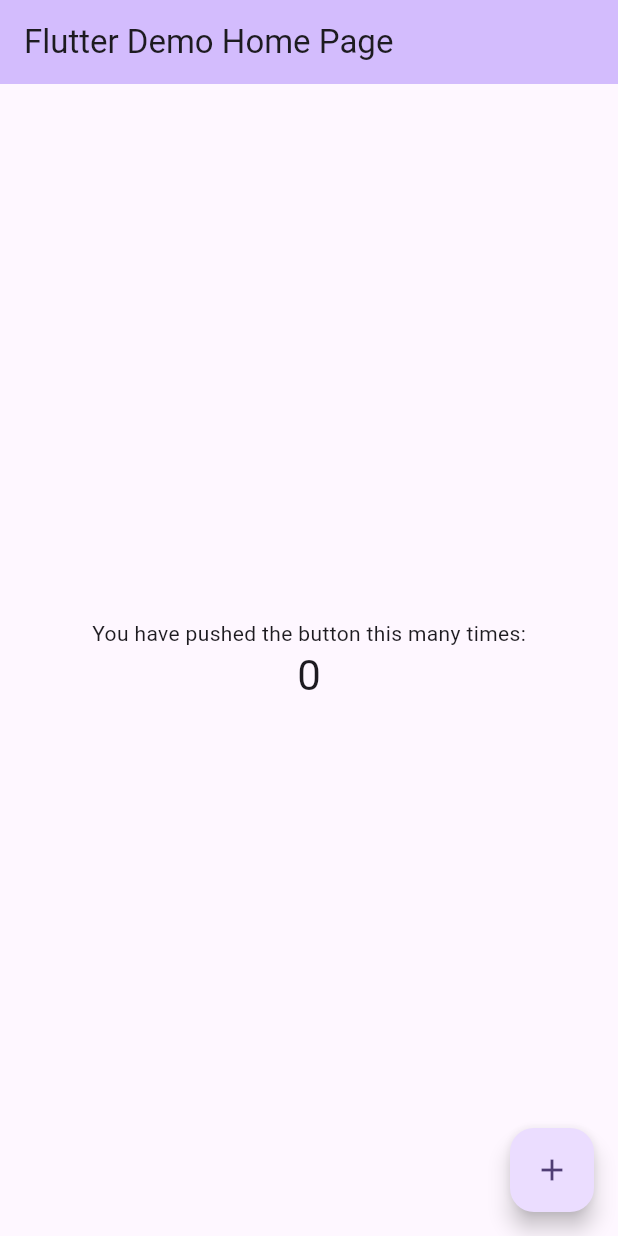
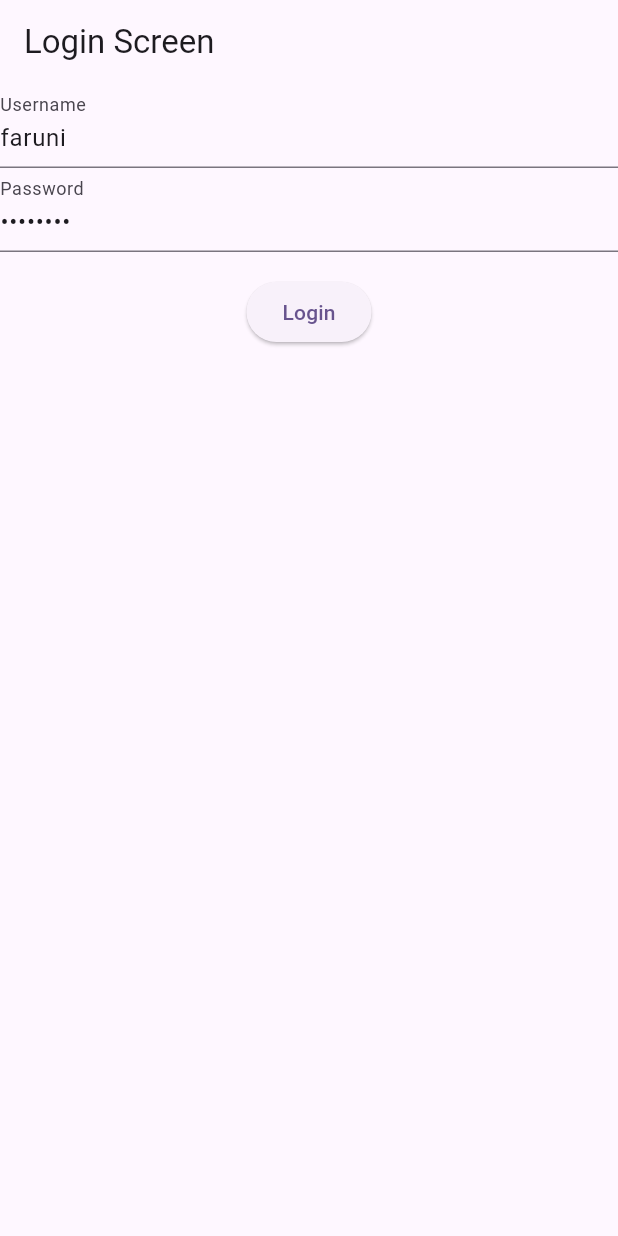
Before and after one commit to fauni/telchi_picking_app, a Flutter app: the screen it shows after launch, on a phone screen of 412 x 824 dp. Run offline on Flutter 3.47's test engine with Material 3 defaults, Android fonts, the phone set to English and light mode, and no system bars; our stand-ins replace equatable, flutter_bloc, flutter_dotenv, go_router.

Commit message:
Implementación de flutter bloc, environment, go_router y login screen

```diff
--- /dev/null
+++ b/lib/bloc/auth_bloc/auth_bloc.dart
@@ -0,0 +1,28 @@
+
+import 'package:flutter_bloc/flutter_bloc.dart';
+import 'package:picking_app/bloc/bloc.dart';
+import 'package:picking_app/models/api_response_model.dart';
+import 'package:picking_app/models/auth/resultado_login_model.dart';
+import 'package:picking_app/repository/auth_repository.dart';
+
+class AuthBloc extends Bloc<AuthEvent, AuthState>{
+    final AuthRepository authRepository;
+
+    AuthBloc(this.authRepository) : super(AuthInitial()) {
+        on<LoginRequested>(_onLoginRequested);
+    }
+
+    Future<void> _onLoginRequested(LoginRequested event, Emitter<AuthState> emit) async {
+        emit(AuthLoading());
+        try {
+            final ApiResponse<ResultadoLogin> response = await authRepository.login(event.data);
+            if(response.isSuccessful && response.resultado != null){
+                emit(AuthSuccess(response));
+            }else {
+                emit(AuthFailure(response.errorMessages?.first ?? "An unknow error ocurred"));
+            }
+        } catch (e){
+            emit(AuthFailure(e.toString()));
+        }
+    }
+}
--- /dev/null
+++ b/lib/bloc/auth_bloc/auth_event.dart
@@ -0,0 +1,16 @@
+import 'package:equatable/equatable.dart';
+import 'package:picking_app/models/auth/login_model.dart';
+
+abstract class AuthEvent extends Equatable {
+  @override
+  List<Object> get props => [];
+}
+
+class LoginRequested extends AuthEvent {
+  final Login data;
+
+  LoginRequested({required this.data});
+
+  @override
+  List<Object> get props => [data];
+}
--- /dev/null
+++ b/lib/bloc/auth_bloc/auth_state.dart
@@ -0,0 +1,29 @@
+import 'package:equatable/equatable.dart';
+import 'package:picking_app/models/api_response_model.dart';
+import 'package:picking_app/models/auth/resultado_login_model.dart';
+
+abstract class AuthState extends Equatable {
+  @override
+  List<Object> get props => [];
+}
+
+class AuthInitial extends AuthState {}
+class AuthLoading extends AuthState {}
+
+class AuthSuccess extends AuthState {
+  final ApiResponse<ResultadoLogin> response;
+
+  AuthSuccess(this.response);
+
+  @override
+  List<Object> get props=> [response];
+}
+
+class AuthFailure extends AuthState {
+  final String message;
+
+  AuthFailure(this.message);
+
+  @override
+  List<Object> get props=> [message];
+}
--- /dev/null
+++ b/lib/bloc/bloc.dart
@@ -0,0 +1,3 @@
+export 'package:picking_app/bloc/auth_bloc/auth_bloc.dart';
+export 'package:picking_app/bloc/auth_bloc/auth_event.dart';
+export 'package:picking_app/bloc/auth_bloc/auth_state.dart';
--- /dev/null
+++ b/lib/bloc/common_bloc.dart
@@ -0,0 +1,38 @@
+
+import 'package:flutter_bloc/flutter_bloc.dart';
+import 'package:picking_app/bloc/bloc.dart';
+import 'package:picking_app/repository/auth_repository.dart';
+
+class CommonBloc {
+  // Instancia singleton de CommonBloc
+  static final CommonBloc _instance = CommonBloc._internal();
+
+  // Constructor de fábrica para devolver la instancia singleton
+  factory CommonBloc(){
+    return _instance;
+  }
+
+  // Constructor privado
+  CommonBloc._internal();
+
+  // Instancia del AuthBloc
+  late final AuthBloc authBloc;
+
+  // Métdo de inicialilzación para pasar el AuthRepository, para mayor flexibilidad
+  void init(AuthRepository authRepository){
+    authBloc = AuthBloc(authRepository);
+  }
+
+  // Lista de BlocProviders para proveer a toda la aplicación
+  List<BlocProvider> get blocProviders => [
+    BlocProvider<AuthBloc>(
+      create: (context) => authBloc
+    )
+  ];
+
+  // Método para cerrar el bloc cuando no se necesite más
+  void dispose(){
+    authBloc.close();
+  }
+
+}
--- /dev/null
+++ b/lib/config/router/app_router.dart
@@ -0,0 +1,17 @@
+import 'package:go_router/go_router.dart';
+import 'package:picking_app/ui/auth/login_screen.dart';
+import 'package:picking_app/ui/main/home_screen.dart';
+
+final appRouter = GoRouter(
+  initialLocation: '/Login',
+  routes: [
+    GoRoute(
+      path: '/',
+      builder: (context, state) => const HomeScreen(),
+    ),
+    GoRoute(
+      path: '/Login',
+      builder: (context, state) => const LoginScreen(),
+    )
+  ]
+);
--- a/lib/main.dart
+++ b/lib/main.dart
@@ -1,125 +1,39 @@
 import 'package:flutter/material.dart';
+import 'package:flutter_bloc/flutter_bloc.dart';
+import 'package:flutter_dotenv/flutter_dotenv.dart';
+import 'package:picking_app/bloc/common_bloc.dart';
+import 'package:picking_app/config/router/app_router.dart';
+import 'package:picking_app/repository/auth_repository.dart';
 
-void main() {
-  runApp(const MyApp());
+Future<void> main() async {
+  WidgetsFlutterBinding.ensureInitialized();
+  await dotenv.load(fileName: ".env");
+
+  final authRepository = AuthRepository();
+  final commonBloc = CommonBloc();
+  commonBloc.init(authRepository);
+
+  runApp(MyApp(commonBloc: commonBloc));
 }
 
 class MyApp extends StatelessWidget {
-  const MyApp({super.key});
+  final CommonBloc commonBloc;
 
-  // This widget is the root of your application.
+  const MyApp({super.key, required this.commonBloc});
+
   @override
   Widget build(BuildContext context) {
-    return MaterialApp(
-      title: 'Flutter Demo',
-      theme: ThemeData(
-        // This is the theme of your application.
-        //
-        // TRY THIS: Try running your application with "flutter run". You'll see
-        // the application has a purple toolbar. Then, without quitting the app,
-        // try changing the seedColor in the colorScheme below to Colors.green
-        // and then invoke "hot reload" (save your changes or press the "hot
-        // reload" button in a Flutter-supported IDE, or press "r" if you used
-        // the command line to start the app).
-        //
-        // Notice that the counter didn't reset back to zero; the application
-        // state is not lost during the reload. To reset the state, use hot
-        // restart instead.
-        //
-        // This works for code too, not just values: Most code changes can be
-        // tested with just a hot reload.
-        colorScheme: ColorScheme.fromSeed(seedColor: Colors.deepPurple),
-        useMaterial3: true,
+    return MultiBlocProvider(
+      providers: commonBloc.blocProviders,
+      child: MaterialApp.router(
+        title: 'Picking Facil',
+        debugShowCheckedModeBanner: false,
+        routerConfig: appRouter,
+        theme: ThemeData(
+          colorScheme: ColorScheme.fromSeed(seedColor: Colors.deepPurple),
+          useMaterial3: true,
+        )
       ),
-      home: const MyHomePage(title: 'Flutter Demo Home Page'),
     );
   }
 }
-
-class MyHomePage extends StatefulWidget {
-  const MyHomePage({super.key, required this.title});
-
-  // This widget is the home page of your application. It is stateful, meaning
-  // that it has a State object (defined below) that contains fields that affect
-  // how it looks.
-
-  // This class is the configuration for the state. It holds the values (in this
-  // case the title) provided by the parent (in this case the App widget) and
-  // used by the build method of the State. Fields in a Widget subclass are
-  // always marked "final".
-
-  final String title;
-
-  @override
-  State<MyHomePage> createState() => _MyHomePageState();
-}
-
-class _MyHomePageState extends State<MyHomePage> {
-  int _counter = 0;
-
-  void _incrementCounter() {
-    setState(() {
-      // This call to setState tells the Flutter framework that something has
-      // changed in this State, which causes it to rerun the build method below
-      // so that the display can reflect the updated values. If we changed
-      // _counter without calling setState(), then the build method would not be
-      // called again, and so nothing would appear to happen.
-      _counter++;
-    });
-  }
-
-  @override
-  Widget build(BuildContext context) {
-    // This method is rerun every time setState is called, for instance as done
-    // by the _incrementCounter method above.
-    //
-    // The Flutter framework has been optimized to make rerunning build methods
-    // fast, so that you can just rebuild anything that needs updating rather
-    // than having to individually change instances of widgets.
-    return Scaffold(
-      appBar: AppBar(
-        // TRY THIS: Try changing the color here to a specific color (to
-        // Colors.amber, perhaps?) and trigger a hot reload to see the AppBar
-        // change color while the other colors stay the same.
-        backgroundColor: Theme.of(context).colorScheme.inversePrimary,
-        // Here we take the value from the MyHomePage object that was created by
-        // the App.build method, and use it to set our appbar title.
-        title: Text(widget.title),
-      ),
-      body: Center(
-        // Center is a layout widget. It takes a single child and positions it
-        // in the middle of the parent.
-        child: Column(
-          // Column is also a layout widget. It takes a list of children and
-          // arranges them vertically. By default, it sizes itself to fit its
-          // children horizontally, and tries to be as tall as its parent.
-          //
-          // Column has various properties to control how it sizes itself and
-          // how it positions its children. Here we use mainAxisAlignment to
-          // center the children vertically; the main axis here is the vertical
-          // axis because Columns are vertical (the cross axis would be
-          // horizontal).
-          //
-          // TRY THIS: Invoke "debug painting" (choose the "Toggle Debug Paint"
-          // action in the IDE, or press "p" in the console), to see the
-          // wireframe for each widget.
-          mainAxisAlignment: MainAxisAlignment.center,
-          children: <Widget>[
-            const Text(
-              'You have pushed the button this many times:',
-            ),
-            Text(
-              '$_counter',
-              style: Theme.of(context).textTheme.headlineMedium,
-            ),
-          ],
-        ),
-      ),
-      floatingActionButton: FloatingActionButton(
-        onPressed: _incrementCounter,
-        tooltip: 'Increment',
-        child: const Icon(Icons.add),
-      ), // This trailing comma makes auto-formatting nicer for build methods.
-    );
-  }
-}
--- /dev/null
+++ b/lib/models/api_response_model.dart
@@ -0,0 +1,30 @@
+class ApiResponse<T> {
+  final int statusCode;
+  final bool isSuccessful;
+  final List<String>? errorMessages;
+  final T? resultado;
+
+  ApiResponse({
+    required this.statusCode,
+    required this.isSuccessful,
+    this.errorMessages,
+    this.resultado
+  });
+
+  factory ApiResponse.fromJson(Map<String, dynamic> json, T Function(Map<String, dynamic>) createResultado) {
+    return ApiResponse<T>(
+      statusCode: json["statusCode"],
+      isSuccessful: json["isSuccessful"],
+      errorMessages: json["errorMessages"] != null ? List<String>.from(json['errorMessages']) : null,
+      resultado: json["resultado"] == null ? null : createResultado(json["resultado"]),
+    );
+  }
+
+  // Map<String, dynamic> toJson() => {
+  //   "statusCode": statusCode,
+  //   "isSuccessful": isSuccessful,
+  //   "errorMessages": errorMessages,
+  //   "resultado": resultado?.toJson(),
+  // };
+
+}
--- /dev/null
+++ b/lib/models/auth/login_model.dart
@@ -0,0 +1,29 @@
+// To parse this JSON data, do
+//
+//     final user = userFromJson(jsonString);
+
+import 'dart:convert';
+
+Login loginFromJson(String str) => Login.fromJson(json.decode(str));
+
+String loginToJson(Login data) => json.encode(data.toJson());
+
+class Login {
+    String? username;
+    String? password;
+
+    Login({
+        this.username,
+        this.password
+    });
+
+    factory Login.fromJson(Map<String, dynamic> json) => Login(
+        username: json["username"],
+        password: json["password"]
+    );
+
+    Map<String, dynamic> toJson() => {
+        "username": username,
+        "password": password
+    };
+}
--- /dev/null
+++ b/lib/models/auth/resultado_login_model.dart
@@ -0,0 +1,42 @@
+import 'package:picking_app/models/auth/usuario_model.dart';
+
+class ResultadoLogin {
+  final String? token;
+  final Usuario? usuario;
+  final String? sapSessionId;
+  final int? sapSessionTimeout;
+
+  ResultadoLogin({
+      this.token,
+      this.usuario,
+      this.sapSessionId,
+      this.sapSessionTimeout,
+  });
+
+  ResultadoLogin copyWith({
+    String? token,
+    Usuario? usuario,
+    String? sapSessionId,
+    int? sapSessionTimeout,
+  }) =>
+  ResultadoLogin(
+    token: token ?? this.token,
+    usuario: usuario ?? this.usuario,
+    sapSessionId: sapSessionId ?? this.sapSessionId,
+    sapSessionTimeout: sapSessionTimeout ?? this.sapSessionTimeout,
+  );
+
+  factory ResultadoLogin.fromJson(Map<String, dynamic> json) => ResultadoLogin(
+    token: json["token"],
+    usuario: json["usuario"] == null ? null : Usuario.fromJson(json["usuario"]),
+    sapSessionId: json["sapSessionId"],
+    sapSessionTimeout: json["sapSessionTimeout"],
+  );
+
+  Map<String, dynamic> toJson() => {
+    "token": token,
+    "usuario": usuario?.toJson(),
+    "sapSessionId": sapSessionId,
+    "sapSessionTimeout": sapSessionTimeout,
+  };
+}
--- /dev/null
+++ b/lib/ui/auth/login_screen.dart
@@ -0,0 +1,70 @@
+import 'package:flutter/material.dart';
+import 'package:flutter_bloc/flutter_bloc.dart';
+import 'package:go_router/go_router.dart';
+import 'package:picking_app/bloc/bloc.dart';
+import 'package:picking_app/models/auth/login_model.dart';
+
+class LoginScreen extends StatefulWidget {
+  const LoginScreen({super.key});
+
+  @override
+  State<LoginScreen> createState() => _LoginScreenState();
+}
+
+class _LoginScreenState extends State<LoginScreen> {
+  final usernameController = TextEditingController();
+  final passwordController = TextEditingController();
+
+  @override
+  void initState() {
+    usernameController.text = 'faruni';
+    passwordController.text = 'Inbolsa1';
+    super.initState();
+  }
+
+  @override
+  Widget build(BuildContext context) {
+    return Scaffold(
+      appBar: AppBar(
+        title: const Text('Login Screen'),
+      ),
+      body: Column(
+        children: [
+          TextField(
+            controller: usernameController,
+            decoration: const InputDecoration(labelText: "Username"),
+          ),
+          TextField(
+            controller: passwordController,
+            decoration: const InputDecoration(labelText: "Password"),
+            obscureText: true,
+          ),
+          const SizedBox(height: 16,),
+          BlocConsumer<AuthBloc, AuthState>(
+            listener: (context, state) {
+              if(state is AuthSuccess){
+                context.go('/');
+              } else if(state is AuthFailure){
+                ScaffoldMessenger.of(context)
+                  ..removeCurrentSnackBar()
+                  ..showSnackBar(SnackBar(content: Text(state.message)));
+              }
+            },
+            builder: (context, state) {
+              if(state is AuthLoading){
+                return const Center(child: CircularProgressIndicator(),);
+              }
+              return ElevatedButton(
+                onPressed: () {
+                  // Dispara el evento de LoginRequested con los valores del formulario
+                  context.read<AuthBloc>().add(LoginRequested(data: Login(username: usernameController.text, password: passwordController.text)));
+                },
+                child: const Text("Login")
+              );
+            },
+          )
+        ],
+      )
+    );
+  }
+}
```
Also changed, not shown: lib/config/constants/environment.dart (added, +9 -0 lines), lib/models/auth/usuario_model.dart (added, +88 -0 lines), lib/repository/auth_repository.dart (added, +40 -0 lines), lib/ui/main/home_screen.dart (added, +12 -0 lines), pubspec.yaml (+7 -33 lines), pubspec.lock, 2 other files.
